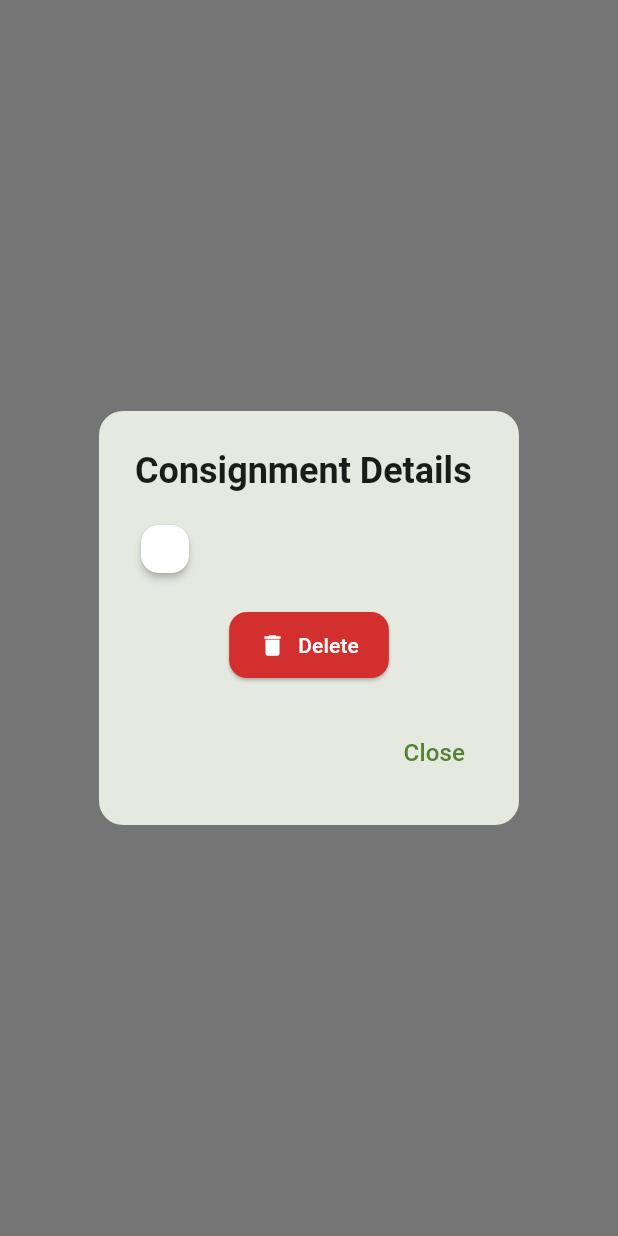
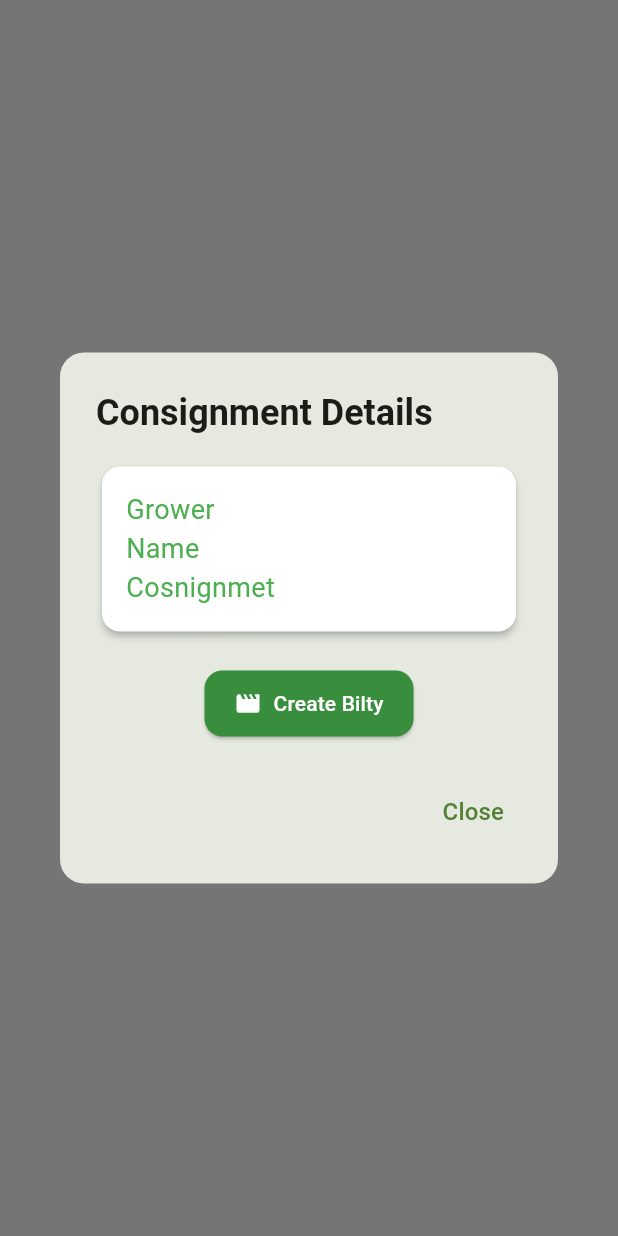
Before and after one commit to Shiva-04z/ipa_test, a Flutter app: what showConsignmentDetailsDialog() shows on an empty page, opened directly with empty values, on a phone screen of 412 x 824 dp. Run offline on Flutter 3.47's test engine with Material 3 defaults, Android fonts, the phone set to English and light mode, and no system bars; our stand-ins replace equatable, firebase_core, flutter_contacts, flutter_map, geocoding, geolocator and 5 more; accounts and stored records are empty; network calls fail.

Commit message:
Bilty Acceptance

```diff
--- a/lib/core/globalMethods.dart
+++ b/lib/core/globalMethods.dart
@@ -41,7 +41,8 @@ List<Consignment> createConsignmentListFromApi(List<dynamic> apiData) {
     print(json);
     return Consignment(
         id: json['_id'],
-        growerId: json['growerId'],
+        growerId: json['growerId'] ,
+        growerName: json['growerName'],
         searchId: json['searchId'],
         trip1Driverid: json['trip1Driverid'],
         startPointAddressTrip1: json['startPointTrip1'],
--- a/lib/core/globals.dart
+++ b/lib/core/globals.dart
@@ -1,3 +1,4 @@
+import 'package:apple_grower/models/consignment_model.dart';
 import 'package:apple_grower/models/employee_model.dart';
 import 'package:apple_grower/models/freightForwarder.dart';
 import 'package:get/get.dart';
@@ -26,12 +27,14 @@ RxString personIFSC = "CNRB0002452".obs;
 RxBool isHindiLanguage = false.obs;
 RxString userId = "".obs;
 RxString url =
-    "https://dbed-2401-4900-1c09-6f89-6c3d-787f-2a0-d5de.ngrok-free.app".obs;
-RxString id = "6863d84612ec4c0cd45a8b0f".obs;
+    "http://localhost:3000".obs;
+RxString id = (roleType.value == "Grower")?"6863d84612ec4c0cd45a8b0f".obs : "6864cbb64b7a68ce4e9e0a4e".obs;
+//6864cbb64b7a68ce4e9e0a4e
 RxString selectedOrchardAddress = "".obs;
 RxString consignmentID = "".obs;
 RxList<Complaint> myComplaint = <Complaint>[].obs;
 
+RxList<Consignment> allConsignments = <Consignment>[].obs;
 RxList<Aadhati> availableAadhatis = [
   Aadhati(
     id: '685a3d04d4e21f9f6cb9979e',
--- /dev/null
+++ b/lib/features/bilty_page/bilty_page_controller.dart
@@ -0,0 +1,8 @@
+import 'package:get/get.dart';
+
+import '../../models/bilty_model.dart';
+
+class BiltyPageController extends GetxController{
+  Rx<Bilty?> bilty = Rx<Bilty?>(null);
+  RxBool biltyValue = false.obs;
+}
--- a/lib/features/grower/grower_dialogs.dart
+++ b/lib/features/grower/grower_dialogs.dart
@@ -973,7 +973,22 @@ class GrowerDialogs {
                     child: Column(
                       crossAxisAlignment: CrossAxisAlignment.start,
                       children: [
+                        Row(
+                          spacing: 20,
+                          children: [
+                            Expanded(child: Text("Grower Name",style:TextStyle(color: Colors.green,fontSize: 18))),
+                            Expanded(child: Text(consignment.growerName!)),
+                          ],
 
+                        ),
+                        Row(
+                          spacing: 20,
+                          children: [
+                            Expanded(child: Text("Cosnignmet",style:TextStyle(color: Colors.green,fontSize: 18))),
+                            Expanded(child: Text(consignment.searchId!)),
+                          ],
+
+                        )
                       ],
                     ),
                   ),
@@ -984,21 +999,19 @@ class GrowerDialogs {
                   children: [
                     ElevatedButton.icon(
                       onPressed: () {
-                        Navigator.pop(context);
-                        Get.find<GrowerController>().removeConsignment(
-                          consignment.id!,
-                        );
+
                       },
-                      icon: Icon(Icons.delete, size: 18),
-                      label: Text('Delete'),
+                      icon: Icon(Icons.movie_creation, size: 18),
+                      label: Text('Create Bilty'),
                       style: ElevatedButton.styleFrom(
-                        backgroundColor: Colors.red[700],
+                        backgroundColor: Colors.green[700],
                         padding: EdgeInsets.symmetric(
                           horizontal: 20,
                           vertical: 12,
                         ),
                       ),
                     ),
+
                   ],
                 ),
               ],
--- a/lib/features/packHouse/packHouse_controller.dart
+++ b/lib/features/packHouse/packHouse_controller.dart
@@ -90,6 +90,7 @@ class PackHouseController extends GetxController {
           glbm.createEmployeeListFromApi(data['employee_IDs']);
       print(data['hpmcDepot_IDs']);
       hpmcDepots.value = glbm.createHPMCListFromApi(data['hpmcDepot_IDs']);
+      glb.allConsignments.value = glbm.createConsignmentListFromApi(data['consignment_IDs']);
 
       // Load gallery images
       if (data['gallery'] != null) {
--- a/lib/features/packHouse/packHouse_view.dart
+++ b/lib/features/packHouse/packHouse_view.dart
@@ -1476,7 +1476,7 @@ class PackHouseView extends GetView<PackHouseController> {
               ),
               SizedBox(height: 8),
               Text(
-                'Consignment ${consignment.id?.substring(0, 4)}...',
+                'Consignment ${consignment.searchId?.substring(0, 4)}...',
                 style: TextStyle(
                   fontWeight: FontWeight.bold,
                   fontSize: isSmallScreen ? 12 : 14,
--- a/lib/models/consignment_model.dart
+++ b/lib/models/consignment_model.dart
@@ -4,6 +4,7 @@ import 'package:geocoding/geocoding.dart';
 class Consignment {
   String? id;
   String? growerId;
+  String? growerName;
   String? searchId;
   String? trip1Driverid;
   Location? startPointTrip1;
@@ -47,6 +48,7 @@ class Consignment {
       this.growerId,this.status,
       this.id,
       this.approval,
+        this.growerName,
         this.approval1,
        this.aadhatiMode,
     this.driverMode,
@@ -64,6 +66,7 @@ class Consignment {
     }
 
     return Consignment(
+      growerName: json['growerName'],
       id: json['_id'],
       growerId: json['growerId'],
       searchId: json['searchId'],
@@ -102,6 +105,7 @@ class Consignment {
 
     return {
       'growerId': growerId,
+      'growerName':growerName,
       'searchId': searchId,
       'trip1Driverid': trip1Driverid,
       'startPointTrip1': locToJson(startPointTrip1),
```
Also changed, not shown: lib/features/bilty_page/bilty_page_view.dart (added, +19 -0 lines), lib/features/consignment_view/consignment_controller.dart (deleted, +0 -7 lines), lib/features/consignment_view/consignment_view_page.dart (deleted, +0 -13 lines), lib/features/forms/consignmentForm/consignment_form_controller.dart (+4 -3 lines), lib/features/forms/consignmentForm/consignment_form_page.dart (+41 -29 lines), lib/features/packHouse/consignment_form2_page.dart (+62 -25 lines), lib/features/bilty_page/bilty_page_bindings.dart (added).
